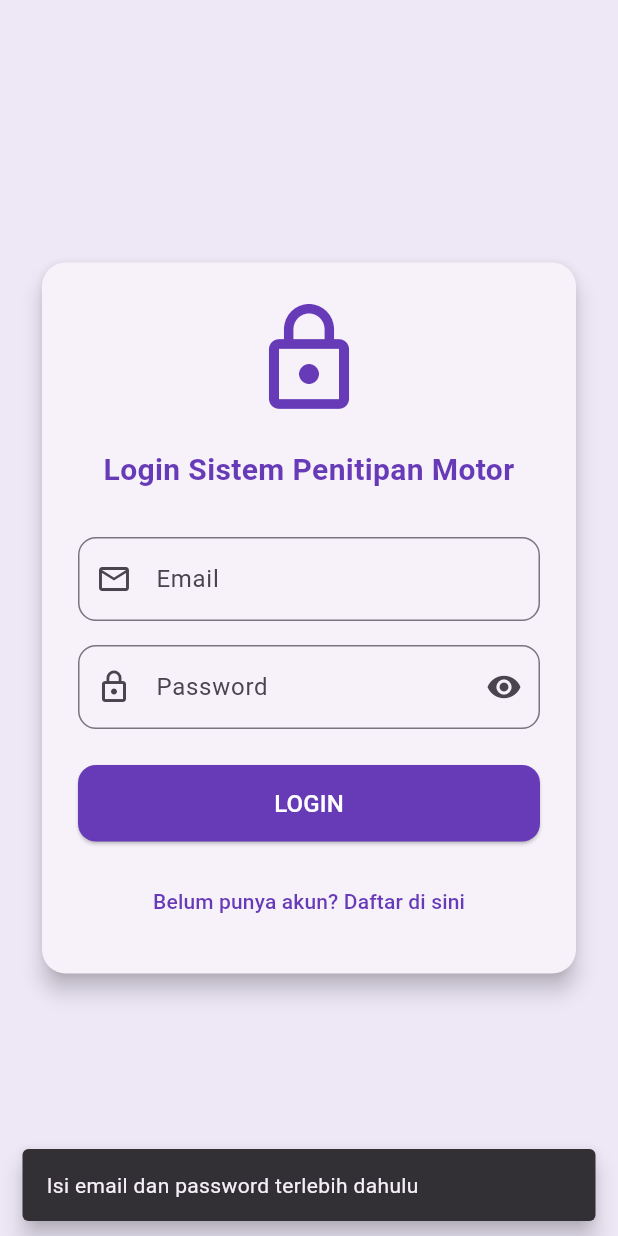
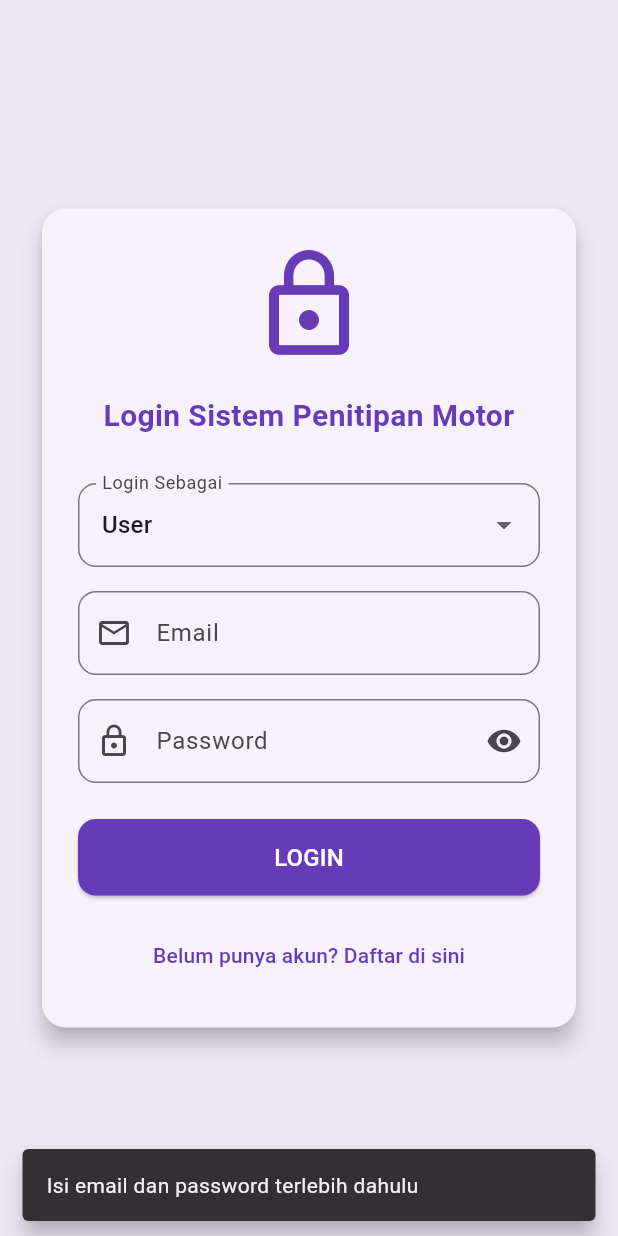
Before and after one commit to DickySanjaya45/TitipinAja.id, a Flutter app: the screen it shows after launch, after a tap on "LOGIN", on a phone screen of 412 x 824 dp. Run offline on Flutter 3.47's test engine with Material 3 defaults, Android fonts, the phone set to English and light mode, and no system bars; Roboto replaces fonts that are missing (Poppins).

Commit message:
tampilan login

```diff
--- a/lib/login_page.dart
+++ b/lib/login_page.dart
@@ -16,6 +16,8 @@ class _LoginPageState extends State<LoginPage> {
 
   bool _obscurePassword = true;
   bool _isLoading = false;
+
+  String selectedRole = "User"; // default role
 
   @override
   void dispose() {
@@ -48,22 +50,33 @@ class _LoginPageState extends State<LoginPage> {
       _isLoading = false;
     });
 
-    // LOGIN ADMIN
+    // ===================== LOGIN ADMIN =====================
+    if (selectedRole == "Admin") {
       if (email == 'admin@gmail.com' && password == '12345') {
         ScaffoldMessenger.of(context).showSnackBar(
           const SnackBar(
-          content: Text('Login Admin berhasil!'),
+            content: Text('Login Admin Berhasil!'),
             behavior: SnackBarBehavior.floating,
           ),
         );
+
         Navigator.pushReplacement(
           context,
           MaterialPageRoute(builder: (_) => const DashboardAdmin()),
         );
+      } else {
+        ScaffoldMessenger.of(context).showSnackBar(
+          const SnackBar(
+            content: Text('Email atau password admin salah'),
+            behavior: SnackBarBehavior.floating,
+          ),
+        );
       }
 
-    // LOGIN USER
-    else {
+      return;
+    }
+
+    // ===================== LOGIN USER =====================
     ScaffoldMessenger.of(context).showSnackBar(
       const SnackBar(
         content: Text('Login User berhasil!'),
@@ -85,7 +98,6 @@ class _LoginPageState extends State<LoginPage> {
         ),
       ),
     );
-    }
   }
 
   @override
@@ -111,6 +123,7 @@ class _LoginPageState extends State<LoginPage> {
                     color: Colors.deepPurple,
                   ),
                   const SizedBox(height: 20),
+
                   const Text(
                     'Login Sistem Penitipan Motor',
                     style: TextStyle(
@@ -120,9 +133,34 @@ class _LoginPageState extends State<LoginPage> {
                     ),
                     textAlign: TextAlign.center,
                   ),
+
                   const SizedBox(height: 30),
 
-                  // Field Email
+                  // ==================== ROLE ====================
+                  DropdownButtonFormField<String>(
+                    value: selectedRole,
+                    decoration: InputDecoration(
+                      labelText: "Login Sebagai",
+                      border: OutlineInputBorder(
+                        borderRadius: BorderRadius.circular(12),
+                      ),
+                    ),
+                    items: ["Admin", "User"].map((role) {
+                      return DropdownMenuItem(
+                        value: role,
+                        child: Text(role),
+                      );
+                    }).toList(),
+                    onChanged: (val) {
+                      setState(() {
+                        selectedRole = val!;
+                      });
+                    },
+                  ),
+
+                  const SizedBox(height: 16),
+
+                  // ==================== EMAIL ====================
                   TextField(
                     controller: emailController,
                     decoration: InputDecoration(
@@ -135,7 +173,7 @@ class _LoginPageState extends State<LoginPage> {
                   ),
                   const SizedBox(height: 16),
 
-                  // Field Password
+                  // ==================== PASSWORD ====================
                   TextField(
                     controller: passwordController,
                     obscureText: _obscurePassword,
@@ -161,7 +199,7 @@ class _LoginPageState extends State<LoginPage> {
                   ),
                   const SizedBox(height: 24),
 
-                  // Tombol Login
+                  // ==================== LOGIN BUTTON ====================
                   SizedBox(
                     width: double.infinity,
                     child: ElevatedButton(
@@ -193,7 +231,7 @@ class _LoginPageState extends State<LoginPage> {
                   ),
                   const SizedBox(height: 16),
 
-                  // Tombol Register
+                  // ==================== REGISTER BUTTON ====================
                   TextButton(
                     onPressed: () {
                       Navigator.push(
```
Lines whose indentation alone changed are shown as unchanged.
